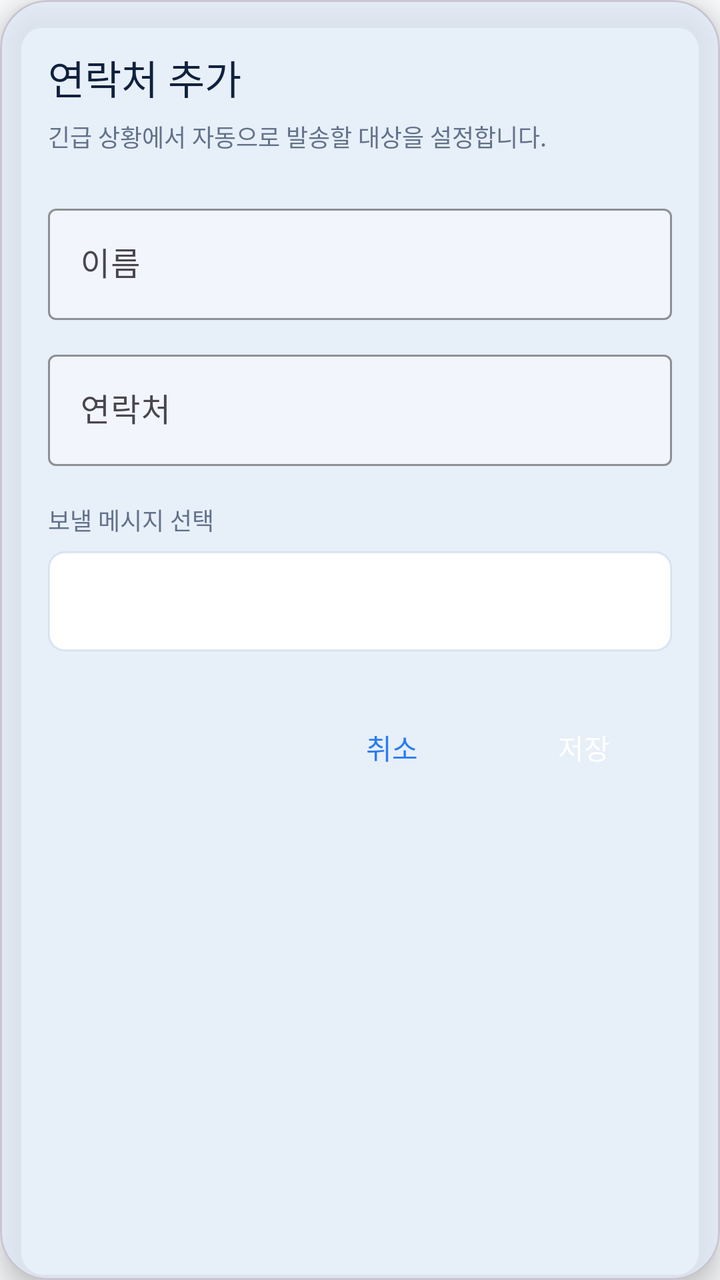
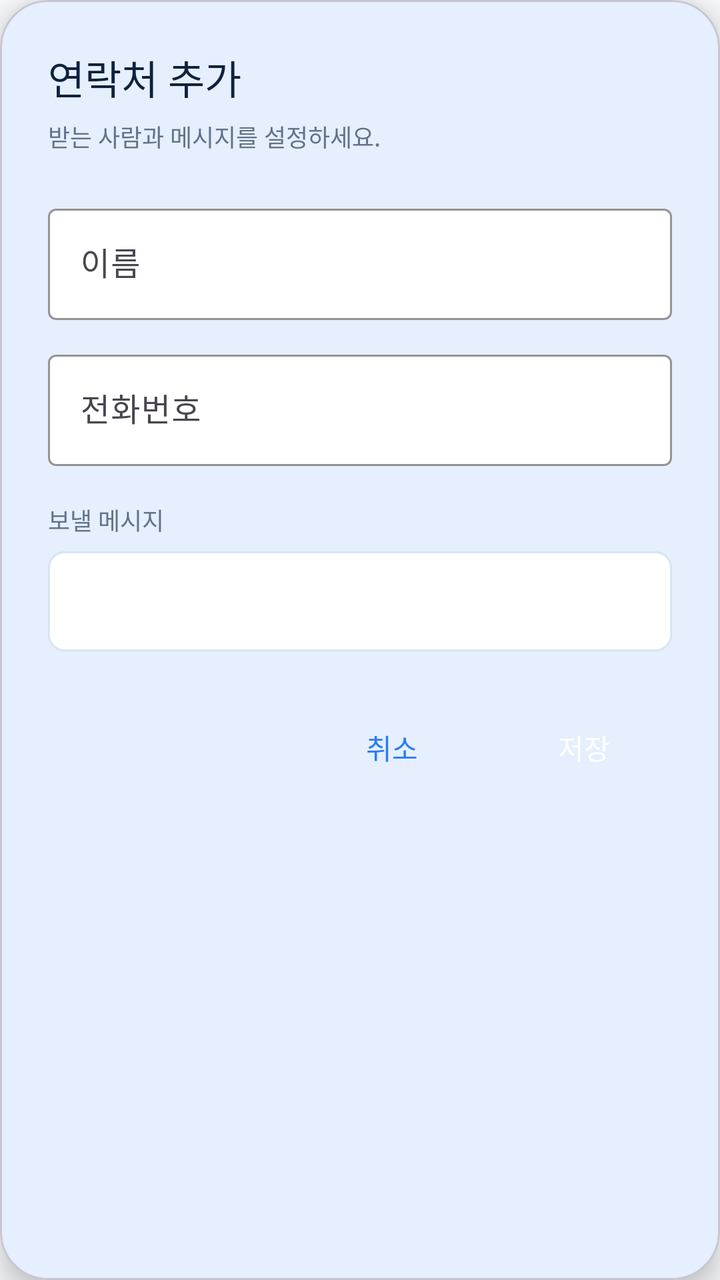

Screens rendered from an Android XML layout before and after an edit, with the pre-edit source and the edit as a unified diff.
<!-- AndroidManifest.xml: application theme Theme.NSND -->
<!-- res/layout/dialog_contact.xml -->
<?xml version="1.0" encoding="utf-8"?>
<com.google.android.material.card.MaterialCardView xmlns:android="http://schemas.android.com/apk/res/android"
    xmlns:app="http://schemas.android.com/apk/res-auto"
    android:layout_width="match_parent"
    android:layout_height="wrap_content"
    app:cardBackgroundColor="@color/bg_card_strong"
    app:cardCornerRadius="24dp"
    app:cardElevation="8dp">

    <LinearLayout
        android:layout_width="match_parent"
        android:layout_height="wrap_content"
        android:orientation="vertical"
        android:padding="24dp">

        <TextView
            android:id="@+id/tvDialogTitle"
            android:layout_width="wrap_content"
            android:layout_height="wrap_content"
            android:fontFamily="sans-serif-medium"
            android:text="연락처 추가"
            android:textColor="@color/text_primary"
            android:textSize="20sp" />

        <TextView
            android:layout_width="wrap_content"
            android:layout_height="wrap_content"
            android:layout_marginTop="6dp"
            android:text="긴급 상황에서 자동으로 발송할 대상을 설정합니다."
            android:textColor="@color/text_secondary"
            android:textSize="12sp" />

        <com.google.android.material.textfield.TextInputLayout
            android:id="@+id/tilName"
            style="@style/Widget.Material3.TextInputLayout.OutlinedBox"
            android:layout_width="match_parent"
            android:layout_height="wrap_content"
            android:layout_marginTop="22dp"
            android:hint="@string/contact_name_hint"
            app:boxBackgroundColor="@color/bg_card"
            app:boxStrokeColor="@color/accent_primary"
            app:hintTextColor="@color/text_hint">
            <com.google.android.material.textfield.TextInputEditText
                android:id="@+id/etName"
                android:layout_width="match_parent"
                android:layout_height="wrap_content"
                android:inputType="textPersonName"
                android:textColor="@color/text_primary" />
        </com.google.android.material.textfield.TextInputLayout>

        <com.google.android.material.textfield.TextInputLayout
            android:id="@+id/tilPhone"
            style="@style/Widget.Material3.TextInputLayout.OutlinedBox"
            android:layout_width="match_parent"
            android:layout_height="wrap_content"
            android:layout_marginTop="12dp"
            android:hint="@string/contact_phone_hint"
            app:boxBackgroundColor="@color/bg_card"
            app:boxStrokeColor="@color/accent_primary"
            app:hintTextColor="@color/text_hint">
            <com.google.android.material.textfield.TextInputEditText
                android:id="@+id/etPhone"
                android:layout_width="match_parent"
                android:layout_height="wrap_content"
                android:inputType="phone"
                android:textColor="@color/text_primary" />
        </com.google.android.material.textfield.TextInputLayout>

        <TextView
            android:layout_width="wrap_content"
            android:layout_height="wrap_content"
            android:layout_marginTop="18dp"
            android:layout_marginBottom="7dp"
            android:text="@string/contact_message_hint"
            android:textColor="@color/text_secondary"
            android:textSize="12sp" />

        <Spinner
            android:id="@+id/spinnerMessage"
            android:layout_width="match_parent"
            android:layout_height="50dp"
            android:background="@drawable/bg_spinner"
            android:paddingHorizontal="12dp" />

        <LinearLayout
            android:layout_width="match_parent"
            android:layout_height="wrap_content"
            android:layout_marginTop="24dp"
            android:gravity="end"
            android:orientation="horizontal">
            <Button
                android:id="@+id/btnDialogCancel"
                style="@style/Widget.NSND.Button.Secondary"
                android:layout_width="wrap_content"
                android:layout_height="48dp"
                android:text="@string/contact_cancel" />
            <Button
                android:id="@+id/btnDialogSave"
                style="@style/Widget.NSND.Button.Primary"
                android:layout_width="wrap_content"
                android:layout_height="48dp"
                android:layout_marginStart="8dp"
                android:text="@string/contact_save" />
        </LinearLayout>
    </LinearLayout>
</com.google.android.material.card.MaterialCardView>
<!-- resources referenced by this layout -->
<resources>
  <color name="accent_primary">#287CF5</color>
  <color name="bg_card">@color/light_bg_card</color>
  <color name="bg_card_strong">@color/light_bg_card_strong</color>
  <color name="text_hint">@color/light_text_hint</color>
  <color name="text_primary">@color/light_text_primary</color>
  <color name="text_secondary">@color/light_text_secondary</color>
  <!-- drawable bg_spinner (drawable) -->
  <?xml version="1.0" encoding="utf-8"?>
  <shape xmlns:android="http://schemas.android.com/apk/res/android"
      android:shape="rectangle">
      <solid android:color="@color/bg_secondary" />
      <stroke
          android:width="1dp"
          android:color="@color/border" />
      <corners android:radius="8dp" />
  </shape>
  <string name="contact_cancel">취소</string>
  <string name="contact_message_hint">보낼 메시지 선택</string>
  <string name="contact_name_hint">이름</string>
  <string name="contact_phone_hint">연락처</string>
  <string name="contact_save">저장</string>
  <style name="Widget.NSND.Button.Primary" parent="Widget.Material3.Button">
          <item name="backgroundTint">@color/accent_primary</item>
          <item name="android:textColor">@android:color/white</item>
          <item name="cornerRadius">18dp</item>
          <item name="android:minHeight">56dp</item>
          <item name="android:insetTop">0dp</item>
          <item name="android:insetBottom">0dp</item>
      </style>
  <style name="Widget.NSND.Button.Secondary" parent="Widget.Material3.Button.OutlinedButton">
          <item name="strokeColor">@color/border</item>
          <item name="android:textColor">@color/accent_primary</item>
          <item name="cornerRadius">16dp</item>
          <item name="android:minHeight">52dp</item>
          <item name="android:insetTop">0dp</item>
          <item name="android:insetBottom">0dp</item>
      </style>
  <style name="Theme.NSND" parent="Base.Theme.NSND" />
  <color name="light_bg_card">#6EFFFFFF</color>
  <color name="light_bg_card_strong">#D9FFFFFF</color>
  <color name="light_text_hint">#94A3B8</color>
  <color name="light_text_primary">#10213D</color>
  <color name="light_text_secondary">#62728A</color>
  <color name="bg_secondary">@color/light_bg_secondary</color>
  <color name="border">@color/light_border</color>
  <color name="light_bg_secondary">#FFFFFF</color>
  <color name="light_border">#55A9C1DB</color>
  <color name="light_bg_primary">#F8FAFC</color>
  <color name="accent_light">#75A8FF</color>
  <color name="light_nav_bg">#94FFFFFF</color>
  <color name="light_bg_card_elevated">#3DFFFFFF</color>
  <color name="light_divider">#667E96B3</color>
  <color name="light_nav_active">#1A6BFF</color>
  <color name="light_nav_inactive">#9CA3AF</color>
  <!-- unchanged entries left out for length: 1 -->
</resources>

<!-- the commit's change to res/layout/dialog_contact.xml (unified diff, before → after) -->
@@ -3,7 +3,7 @@
     xmlns:app="http://schemas.android.com/apk/res-auto"
     android:layout_width="match_parent"
     android:layout_height="wrap_content"
-    app:cardBackgroundColor="@color/bg_card_strong"
+    app:cardBackgroundColor="@color/bg_secondary"
     app:cardCornerRadius="24dp"
     app:cardElevation="8dp">
 
@@ -26,7 +26,7 @@
             android:layout_width="wrap_content"
             android:layout_height="wrap_content"
             android:layout_marginTop="6dp"
-            android:text="긴급 상황에서 자동으로 발송할 대상을 설정합니다."
+            android:text="@string/contact_dialog_hint"
             android:textColor="@color/text_secondary"
             android:textSize="12sp" />
 
@@ -37,7 +37,7 @@
             android:layout_height="wrap_content"
             android:layout_marginTop="22dp"
             android:hint="@string/contact_name_hint"
-            app:boxBackgroundColor="@color/bg_card"
+            app:boxBackgroundColor="@color/bg_secondary"
             app:boxStrokeColor="@color/accent_primary"
             app:hintTextColor="@color/text_hint">
             <com.google.android.material.textfield.TextInputEditText
@@ -55,7 +55,7 @@
             android:layout_height="wrap_content"
             android:layout_marginTop="12dp"
             android:hint="@string/contact_phone_hint"
-            app:boxBackgroundColor="@color/bg_card"
+            app:boxBackgroundColor="@color/bg_secondary"
             app:boxStrokeColor="@color/accent_primary"
             app:hintTextColor="@color/text_hint">
             <com.google.android.material.textfield.TextInputEditText
<!-- resource entries referenced after the edit -->
@@ -1,8 +1,6 @@
 <!-- resources referenced by this layout -->
 <resources>
   <color name="accent_primary">#287CF5</color>
-  <color name="bg_card">@color/light_bg_card</color>
-  <color name="bg_card_strong">@color/light_bg_card_strong</color>
   <color name="text_hint">@color/light_text_hint</color>
   <color name="text_primary">@color/light_text_primary</color>
   <color name="text_secondary">@color/light_text_secondary</color>
@@ -17,9 +15,10 @@
       <corners android:radius="8dp" />
   </shape>
   <string name="contact_cancel">취소</string>
-  <string name="contact_message_hint">보낼 메시지 선택</string>
+  <string name="contact_dialog_hint">받는 사람과 메시지를 설정하세요.</string>
+  <string name="contact_message_hint">보낼 메시지</string>
   <string name="contact_name_hint">이름</string>
-  <string name="contact_phone_hint">연락처</string>
+  <string name="contact_phone_hint">전화번호</string>
   <string name="contact_save">저장</string>
   <style name="Widget.NSND.Button.Primary" parent="Widget.Material3.Button">
           <item name="backgroundTint">@color/accent_primary</item>
@@ -39,7 +38,6 @@
       </style>
   <style name="Theme.NSND" parent="Base.Theme.NSND" />
   <color name="light_bg_card">#6EFFFFFF</color>
-  <color name="light_bg_card_strong">#D9FFFFFF</color>
   <color name="light_text_hint">#94A3B8</color>
   <color name="light_text_primary">#10213D</color>
   <color name="light_text_secondary">#62728A</color>
